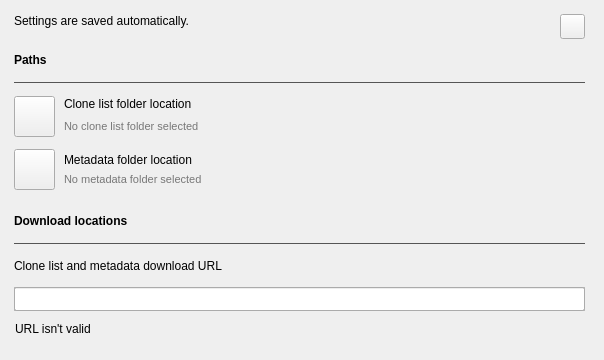
unexpectedpanda/retool, file qt_source/retool-settings.ui: the form before one commit.
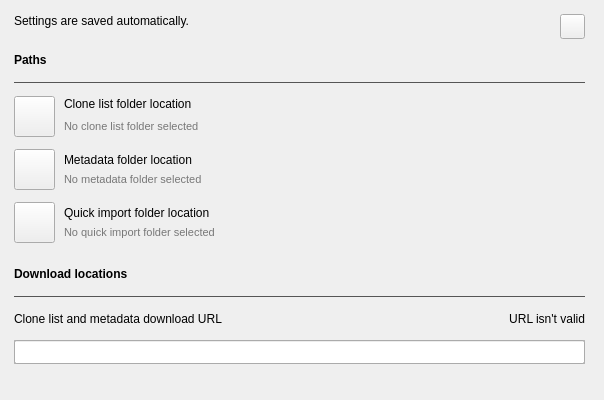
The form after the commit. Icons and pictures are not drawn. Custom widgets are drawn as their Qt base class.

Patch:
```diff
--- a/qt_source/retool-settings.ui
+++ b/qt_source/retool-settings.ui
@@ -7,7 +7,7 @@
     <x>0</x>
     <y>0</y>
     <width>604</width>
-    <height>360</height>
+    <height>400</height>
    </rect>
   </property>
   <property name="sizePolicy">
@@ -19,13 +19,13 @@
   <property name="minimumSize">
    <size>
     <width>604</width>
-    <height>360</height>
+    <height>400</height>
    </size>
   </property>
   <property name="maximumSize">
    <size>
     <width>604</width>
-    <height>360</height>
+    <height>400</height>
    </size>
   </property>
   <property name="windowTitle">
@@ -43,7 +43,7 @@
      <x>-1</x>
      <y>-1</y>
      <width>601</width>
-     <height>361</height>
+     <height>471</height>
     </rect>
    </property>
    <layout class="QGridLayout" name="gridLayout">
@@ -66,271 +66,6 @@
      <number>12</number>
     </property>
     <item row="8" column="0">
-     <widget class="QLabel" name="labelCloneListMetadataDownloadURL">
-      <property name="maximumSize">
-       <size>
-        <width>16777215</width>
-        <height>18</height>
-       </size>
-      </property>
-      <property name="font">
-       <font>
-        <family>Segoe UI</family>
-        <bold>false</bold>
-       </font>
-      </property>
-      <property name="locale">
-       <locale language="English" country="UnitedStates"/>
-      </property>
-      <property name="text">
-       <string>Clone list and metadata download URL</string>
-      </property>
-     </widget>
-    </item>
-    <item row="3" column="0">
-     <widget class="QFrame" name="frameCloneListsLocation">
-      <property name="minimumSize">
-       <size>
-        <width>0</width>
-        <height>41</height>
-       </size>
-      </property>
-      <property name="maximumSize">
-       <size>
-        <width>16777215</width>
-        <height>41</height>
-       </size>
-      </property>
-      <property name="locale">
-       <locale language="English" country="UnitedStates"/>
-      </property>
-      <property name="frameShape">
-       <enum>QFrame::NoFrame</enum>
-      </property>
-      <property name="frameShadow">
-       <enum>QFrame::Plain</enum>
-      </property>
-      <property name="lineWidth">
-       <number>0</number>
-      </property>
-      <widget class="QPushButton" name="buttonChooseCloneListsLocation">
-       <property name="geometry">
-        <rect>
-         <x>0</x>
-         <y>0</y>
-         <width>41</width>
-         <height>41</height>
-        </rect>
-       </property>
-       <property name="font">
-        <font>
-         <family>Segoe UI</family>
-         <pointsize>10</pointsize>
-        </font>
-       </property>
-       <property name="toolTip">
-        <string>Choose where the clone list folder is located</string>
-       </property>
-       <property name="text">
-        <string/>
-       </property>
-       <property name="icon">
-        <iconset resource="resources.qrc">
-         <normaloff>:/retoolFiles/images/icons8-live-folder-80.png</normaloff>:/retoolFiles/images/icons8-live-folder-80.png</iconset>
-       </property>
-       <property name="iconSize">
-        <size>
-         <width>32</width>
-         <height>32</height>
-        </size>
-       </property>
-       <property name="autoDefault">
-        <bool>false</bool>
-       </property>
-      </widget>
-      <widget class="QLabel" name="labelSelectCloneListsLocation">
-       <property name="geometry">
-        <rect>
-         <x>50</x>
-         <y>0</y>
-         <width>531</width>
-         <height>16</height>
-        </rect>
-       </property>
-       <property name="font">
-        <font>
-         <family>Segoe UI</family>
-         <bold>false</bold>
-        </font>
-       </property>
-       <property name="text">
-        <string>Clone list folder location</string>
-       </property>
-      </widget>
-      <widget class="ElisionLabel" name="labelCloneListsLocation">
-       <property name="geometry">
-        <rect>
-         <x>50</x>
-         <y>20</y>
-         <width>531</width>
-         <height>20</height>
-        </rect>
-       </property>
-       <property name="palette">
-        <palette>
-         <active>
-          <colorrole role="WindowText">
-           <brush brushstyle="SolidPattern">
-            <color alpha="255">
-             <red>119</red>
-             <green>119</green>
-             <blue>119</blue>
-            </color>
-           </brush>
-          </colorrole>
-          <colorrole role="Text">
-           <brush brushstyle="SolidPattern">
-            <color alpha="255">
-             <red>0</red>
-             <green>0</green>
-             <blue>0</blue>
-            </color>
-           </brush>
-          </colorrole>
-         </active>
-         <inactive>
-          <colorrole role="WindowText">
-           <brush brushstyle="SolidPattern">
-            <color alpha="255">
-             <red>119</red>
-             <green>119</green>
-             <blue>119</blue>
-            </color>
-           </brush>
-          </colorrole>
-          <colorrole role="Text">
-           <brush brushstyle="SolidPattern">
-            <color alpha="255">
-             <red>0</red>
-             <green>0</green>
-             <blue>0</blue>
-            </color>
-           </brush>
-          </colorrole>
-         </inactive>
-         <disabled>
-          <colorrole role="WindowText">
-           <brush brushstyle="SolidPattern">
-            <color alpha="255">
-             <red>120</red>
-             <green>120</green>
-             <blue>120</blue>
-            </color>
-           </brush>
-          </colorrole>
-          <colorrole role="Text">
-           <brush brushstyle="SolidPattern">
-            <color alpha="255">
-             <red>120</red>
-             <green>120</green>
-             <blue>120</blue>
-            </color>
-           </brush>
-          </colorrole>
-         </disabled>
-        </palette>
-       </property>
-       <property name="font">
-        <font>
-         <family>Segoe UI</family>
-         <pointsize>8</pointsize>
-        </font>
-       </property>
-       <property name="text">
-        <string>No clone list folder selected</string>
-       </property>
-      </widget>
-     </widget>
-    </item>
-    <item row="1" column="0">
-     <widget class="QLabel" name="labelPaths">
-      <property name="minimumSize">
-       <size>
-        <width>0</width>
-        <height>18</height>
-       </size>
-      </property>
-      <property name="maximumSize">
-       <size>
-        <width>16777215</width>
-        <height>18</height>
-       </size>
-      </property>
-      <property name="font">
-       <font>
-        <family>Segoe UI</family>
-        <bold>true</bold>
-       </font>
-      </property>
-      <property name="locale">
-       <locale language="English" country="UnitedStates"/>
-      </property>
-      <property name="text">
-       <string>Paths</string>
-      </property>
-      <property name="textInteractionFlags">
-       <set>Qt::NoTextInteraction</set>
-      </property>
-     </widget>
-    </item>
-    <item row="6" column="0">
-     <widget class="QLabel" name="labelDownloadLocations">
-      <property name="minimumSize">
-       <size>
-        <width>0</width>
-        <height>18</height>
-       </size>
-      </property>
-      <property name="maximumSize">
-       <size>
-        <width>16777215</width>
-        <height>18</height>
-       </size>
-      </property>
-      <property name="font">
-       <font>
-        <family>Segoe UI</family>
-        <bold>true</bold>
-       </font>
-      </property>
-      <property name="locale">
-       <locale language="English" country="UnitedStates"/>
-      </property>
-      <property name="text">
-       <string>Download locations</string>
-      </property>
-      <property name="textInteractionFlags">
-       <set>Qt::NoTextInteraction</set>
-      </property>
-     </widget>
-    </item>
-    <item row="5" column="0">
-     <spacer name="verticalSpacer">
-      <property name="orientation">
-       <enum>Qt::Vertical</enum>
-      </property>
-      <property name="sizeType">
-       <enum>QSizePolicy::Fixed</enum>
-      </property>
-      <property name="sizeHint" stdset="0">
-       <size>
-        <width>20</width>
-        <height>10</height>
-       </size>
-      </property>
-     </spacer>
-    </item>
-    <item row="7" column="0">
      <widget class="Line" name="lineDownloadLocations">
       <property name="palette">
        <palette>
@@ -544,6 +279,617 @@
       </widget>
      </widget>
     </item>
+    <item row="10" column="0">
+     <layout class="QHBoxLayout" name="horizontalLayout">
+      <property name="spacing">
+       <number>0</number>
+      </property>
+      <property name="sizeConstraint">
+       <enum>QLayout::SetDefaultConstraint</enum>
+      </property>
+      <item>
+       <widget class="QLabel" name="labelCloneListMetadataDownloadURL">
+        <property name="minimumSize">
+         <size>
+          <width>0</width>
+          <height>18</height>
+         </size>
+        </property>
+        <property name="maximumSize">
+         <size>
+          <width>16777215</width>
+          <height>18</height>
+         </size>
+        </property>
+        <property name="font">
+         <font>
+          <family>Segoe UI</family>
+          <bold>false</bold>
+         </font>
+        </property>
+        <property name="locale">
+         <locale language="English" country="UnitedStates"/>
+        </property>
+        <property name="text">
+         <string>Clone list and metadata download URL</string>
+        </property>
+       </widget>
+      </item>
+      <item>
+       <widget class="QLabel" name="labelURLError">
+        <property name="minimumSize">
+         <size>
+          <width>0</width>
+          <height>18</height>
+         </size>
+        </property>
+        <property name="maximumSize">
+         <size>
+          <width>16777215</width>
+          <height>18</height>
+         </size>
+        </property>
+        <property name="palette">
+         <palette>
+          <active>
+           <colorrole role="WindowText">
+            <brush brushstyle="SolidPattern">
+             <color alpha="255">
+              <red>255</red>
+              <green>0</green>
+              <blue>0</blue>
+             </color>
+            </brush>
+           </colorrole>
+          </active>
+          <inactive>
+           <colorrole role="WindowText">
+            <brush brushstyle="SolidPattern">
+             <color alpha="255">
+              <red>0</red>
+              <green>0</green>
+              <blue>0</blue>
+             </color>
+            </brush>
+           </colorrole>
+          </inactive>
+          <disabled>
+           <colorrole role="WindowText">
+            <brush brushstyle="SolidPattern">
+             <color alpha="255">
+              <red>120</red>
+              <green>120</green>
+              <blue>120</blue>
+             </color>
+            </brush>
+           </colorrole>
+          </disabled>
+         </palette>
+        </property>
+        <property name="locale">
+         <locale language="English" country="UnitedStates"/>
+        </property>
+        <property name="text">
+         <string>URL isn't valid</string>
+        </property>
+        <property name="alignment">
+         <set>Qt::AlignRight|Qt::AlignTrailing|Qt::AlignVCenter</set>
+        </property>
+       </widget>
+      </item>
+     </layout>
+    </item>
+    <item row="2" column="0">
+     <widget class="Line" name="linePaths">
+      <property name="palette">
+       <palette>
+        <active>
+         <colorrole role="WindowText">
+          <brush brushstyle="SolidPattern">
+           <color alpha="255">
+            <red>85</red>
+            <green>85</green>
+            <blue>85</blue>
+           </color>
+          </brush>
+         </colorrole>
+        </active>
+        <inactive>
+         <colorrole role="WindowText">
+          <brush brushstyle="SolidPattern">
+           <color alpha="255">
+            <red>85</red>
+            <green>85</green>
+            <blue>85</blue>
+           </color>
+          </brush>
+         </colorrole>
+        </inactive>
+        <disabled>
+         <colorrole role="WindowText">
+          <brush brushstyle="SolidPattern">
+           <color alpha="255">
+            <red>120</red>
+            <green>120</green>
+            <blue>120</blue>
+           </color>
+          </brush>
+         </colorrole>
+        </disabled>
+       </palette>
+      </property>
+      <property name="locale">
+       <locale language="English" country="UnitedStates"/>
+      </property>
+      <property name="frameShadow">
+       <enum>QFrame::Plain</enum>
+      </property>
+      <property name="orientation">
+       <enum>Qt::Horizontal</enum>
+      </property>
+     </widget>
+    </item>
+    <item row="6" column="0">
+     <spacer name="verticalSpacer">
+      <property name="orientation">
+       <enum>Qt::Vertical</enum>
+      </property>
+      <property name="sizeType">
+       <enum>QSizePolicy::Fixed</enum>
+      </property>
+      <property name="sizeHint" stdset="0">
+       <size>
+        <width>20</width>
+        <height>10</height>
+       </size>
+      </property>
+     </spacer>
+    </item>
+    <item row="7" column="0">
+     <widget class="QLabel" name="labelDownloadLocations">
+      <property name="minimumSize">
+       <size>
+        <width>0</width>
+        <height>18</height>
+       </size>
+      </property>
+      <property name="maximumSize">
+       <size>
+        <width>16777215</width>
+        <height>18</height>
+       </size>
+      </property>
+      <property name="font">
+       <font>
+        <family>Segoe UI</family>
+        <bold>true</bold>
+       </font>
+      </property>
+      <property name="locale">
+       <locale language="English" country="UnitedStates"/>
+      </property>
+      <property name="text">
+       <string>Download locations</string>
+      </property>
+      <property name="textInteractionFlags">
+       <set>Qt::NoTextInteraction</set>
+      </property>
+     </widget>
+    </item>
+    <item row="5" column="0">
+     <widget class="QFrame" name="frameQuickImportLocation">
+      <property name="minimumSize">
+       <size>
+        <width>0</width>
+        <height>41</height>
+       </size>
+      </property>
+      <property name="maximumSize">
+       <size>
+        <width>16777215</width>
+        <height>41</height>
+       </size>
+      </property>
+      <property name="locale">
+       <locale language="English" country="UnitedStates"/>
+      </property>
+      <property name="frameShape">
+       <enum>QFrame::NoFrame</enum>
+      </property>
+      <property name="frameShadow">
+       <enum>QFrame::Plain</enum>
+      </property>
+      <property name="lineWidth">
+       <number>0</number>
+      </property>
+      <widget class="QPushButton" name="buttonChooseQuickImportLocation">
+       <property name="geometry">
+        <rect>
+         <x>0</x>
+         <y>0</y>
+         <width>41</width>
+         <height>41</height>
+        </rect>
+       </property>
+       <property name="font">
+        <font>
+         <family>Segoe UI</family>
+         <pointsize>10</pointsize>
+        </font>
+       </property>
+       <property name="toolTip">
+        <string>Choose where to recursively import DAT files from when the quick import button is pressed</string>
+       </property>
+       <property name="text">
+        <string/>
+       </property>
+       <property name="icon">
+        <iconset resource="resources.qrc">
+         <normaloff>:/retoolFiles/images/icons8-live-folder-80.png</normaloff>:/retoolFiles/images/icons8-live-folder-80.png</iconset>
+       </property>
+       <property name="iconSize">
+        <size>
+         <width>32</width>
+         <height>32</height>
+        </size>
+       </property>
+       <property name="autoDefault">
+        <bool>false</bool>
+       </property>
+      </widget>
+      <widget class="QLabel" name="labelSelectQuickImportLocation">
+       <property name="geometry">
+        <rect>
+         <x>50</x>
+         <y>0</y>
+         <width>531</width>
+         <height>22</height>
+        </rect>
+       </property>
+       <property name="font">
+        <font>
+         <family>Segoe UI</family>
+         <bold>false</bold>
+        </font>
+       </property>
+       <property name="locale">
+        <locale language="English" country="UnitedStates"/>
+       </property>
+       <property name="text">
+        <string>Quick import folder location</string>
+       </property>
+      </widget>
+      <widget class="ElisionLabel" name="labelQuickImportLocation">
+       <property name="geometry">
+        <rect>
+         <x>50</x>
+         <y>20</y>
+         <width>531</width>
+         <height>20</height>
+        </rect>
+       </property>
+       <property name="palette">
+        <palette>
+         <active>
+          <colorrole role="WindowText">
+           <brush brushstyle="SolidPattern">
+            <color alpha="255">
+             <red>119</red>
+             <green>119</green>
+             <blue>119</blue>
+            </color>
+           </brush>
+          </colorrole>
+          <colorrole role="Text">
+           <brush brushstyle="SolidPattern">
+            <color alpha="255">
+             <red>0</red>
+             <green>0</green>
+             <blue>0</blue>
+            </color>
+           </brush>
+          </colorrole>
+         </active>
+         <inactive>
+          <colorrole role="WindowText">
+           <brush brushstyle="SolidPattern">
+            <color alpha="255">
+             <red>119</red>
+             <green>119</green>
+             <blue>119</blue>
+            </color>
+           </brush>
+          </colorrole>
+          <colorrole role="Text">
+           <brush brushstyle="SolidPattern">
+            <color alpha="255">
+             <red>0</red>
+             <green>0</green>
+             <blue>0</blue>
+            </color>
+           </brush>
+          </colorrole>
+         </inactive>
+         <disabled>
+          <colorrole role="WindowText">
+           <brush brushstyle="SolidPattern">
+            <color alpha="255">
+             <red>120</red>
+             <green>120</green>
+             <blue>120</blue>
+            </color>
+           </brush>
+          </colorrole>
+          <colorrole role="Text">
+           <brush brushstyle="SolidPattern">
+            <color alpha="255">
+             <red>120</red>
+             <green>120</green>
+             <blue>120</blue>
+            </color>
+           </brush>
+          </colorrole>
+         </disabled>
+        </palette>
+       </property>
+       <property name="font">
+        <font>
+         <family>Segoe UI</family>
+         <pointsize>8</pointsize>
+        </font>
+       </property>
+       <property name="locale">
+        <locale language="English" country="UnitedStates"/>
+       </property>
+       <property name="text">
+        <string>No quick import folder selected</string>
+       </property>
+      </widget>
+     </widget>
+    </item>
+    <item row="3" column="0">
+     <widget class="QFrame" name="frameCloneListsLocation">
+      <property name="minimumSize">
+       <size>
+        <width>0</width>
+        <height>41</height>
+       </size>
+      </property>
+      <property name="maximumSize">
+       <size>
+        <width>16777215</width>
+        <height>41</height>
+       </size>
+      </property>
+      <property name="locale">
+       <locale language="English" country="UnitedStates"/>
+      </property>
+      <property name="frameShape">
+       <enum>QFrame::NoFrame</enum>
+      </property>
+      <property name="frameShadow">
+       <enum>QFrame::Plain</enum>
+      </property>
+      <property name="lineWidth">
+       <number>0</number>
+      </property>
+      <widget class="QPushButton" name="buttonChooseCloneListsLocation">
+       <property name="geometry">
+        <rect>
+         <x>0</x>
+         <y>0</y>
+         <width>41</width>
+         <height>41</height>
+        </rect>
+       </property>
+       <property name="font">
+        <font>
+         <family>Segoe UI</family>
+         <pointsize>10</pointsize>
+        </font>
+       </property>
+       <property name="toolTip">
+        <string>Choose where the clone list folder is located</string>
+       </property>
+       <property name="text">
+        <string/>
+       </property>
+       <property name="icon">
+        <iconset resource="resources.qrc">
+         <normaloff>:/retoolFiles/images/icons8-live-folder-80.png</normaloff>:/retoolFiles/images/icons8-live-folder-80.png</iconset>
+       </property>
+       <property name="iconSize">
+        <size>
+         <width>32</width>
+         <height>32</height>
+        </size>
+       </property>
+       <property name="autoDefault">
+        <bool>false</bool>
+       </property>
+      </widget>
+      <widget class="QLabel" name="labelSelectCloneListsLocation">
+       <property name="geometry">
+        <rect>
+         <x>50</x>
+         <y>0</y>
+         <width>531</width>
+         <height>16</height>
+        </rect>
+       </property>
+       <property name="font">
+        <font>
+         <family>Segoe UI</family>
+         <bold>false</bold>
+        </font>
+       </property>
+       <property name="text">
+        <string>Clone list folder location</string>
+       </property>
+      </widget>
+      <widget class="ElisionLabel" name="labelCloneListsLocation">
+       <property name="geometry">
+        <rect>
+         <x>50</x>
+         <y>20</y>
+         <width>531</width>
+         <height>20</height>
+        </rect>
+       </property>
+       <property name="palette">
+        <palette>
+         <active>
+          <colorrole role="WindowText">
+           <brush brushstyle="SolidPattern">
+            <color alpha="255">
+             <red>119</red>
+             <green>119</green>
+             <blue>119</blue>
+            </color>
+           </brush>
+          </colorrole>
+          <colorrole role="Text">
+           <brush brushstyle="SolidPattern">
+            <color alpha="255">
+             <red>0</red>
+             <green>0</green>
+             <blue>0</blue>
+            </color>
+           </brush>
+          </colorrole>
+         </active>
+         <inactive>
+          <colorrole role="WindowText">
+           <brush brushstyle="SolidPattern">
+            <color alpha="255">
+             <red>119</red>
+             <green>119</green>
+             <blue>119</blue>
+            </color>
+           </brush>
+          </colorrole>
+          <colorrole role="Text">
+           <brush brushstyle="SolidPattern">
+            <color alpha="255">
+             <red>0</red>
+             <green>0</green>
+             <blue>0</blue>
+            </color>
+           </brush>
+          </colorrole>
+         </inactive>
+         <disabled>
+          <colorrole role="WindowText">
+           <brush brushstyle="SolidPattern">
+            <color alpha="255">
+             <red>120</red>
+             <green>120</green>
+             <blue>120</blue>
+            </color>
+           </brush>
+          </colorrole>
+          <colorrole role="Text">
+           <brush brushstyle="SolidPattern">
+            <color alpha="255">
+             <red>120</red>
+             <green>120</green>
+             <blue>120</blue>
+            </color>
+           </brush>
+          </colorrole>
+         </disabled>
+        </palette>
+       </property>
+       <property name="font">
+        <font>
+         <family>Segoe UI</family>
+         <pointsize>8</pointsize>
+        </font>
+       </property>
+       <property name="text">
+        <string>No clone list folder selected</string>
+       </property>
+      </widget>
+     </widget>
+    </item>
+    <item row="12" column="0">
+     <widget class="QFrame" name="frameCloneListMetadataDownloadLocation">
+      <property name="minimumSize">
+       <size>
+        <width>0</width>
+        <height>24</height>
+       </size>
+      </property>
+      <property name="maximumSize">
+       <size>
+        <width>16777215</width>
+        <height>24</height>
+       </size>
+      </property>
+      <property name="locale">
+       <locale language="English" country="UnitedStates"/>
+      </property>
+      <property name="frameShape">
+       <enum>QFrame::StyledPanel</enum>
+      </property>
+      <property name="frameShadow">
+       <enum>QFrame::Raised</enum>
+      </property>
+      <widget class="CustomLineEdit" name="lineEditCloneListDownloadLocation">
+       <property name="geometry">
+        <rect>
+         <x>0</x>
+         <y>0</y>
+         <width>571</width>
+         <height>24</height>
+        </rect>
+       </property>
+       <property name="minimumSize">
+        <size>
+         <width>0</width>
+         <height>24</height>
+        </size>
+       </property>
+       <property name="maximumSize">
+        <size>
+         <width>16777215</width>
+         <height>24</height>
+        </size>
+       </property>
+      </widget>
+     </widget>
+    </item>
+    <item row="1" column="0">
+     <widget class="QLabel" name="labelPaths">
+      <property name="minimumSize">
+       <size>
+        <width>0</width>
+        <height>18</height>
+       </size>
+      </property>
+      <property name="maximumSize">
+       <size>
+        <width>16777215</width>
+        <height>18</height>
+       </size>
+      </property>
+      <property name="font">
+       <font>
+        <family>Segoe UI</family>
+        <bold>true</bold>
+       </font>
+      </property>
+      <property name="locale">
+       <locale language="English" country="UnitedStates"/>
+      </property>
+      <property name="text">
+       <string>Paths</string>
+      </property>
+      <property name="textInteractionFlags">
+       <set>Qt::NoTextInteraction</set>
+      </property>
+     </widget>
+    </item>
     <item row="4" column="0">
      <widget class="QFrame" name="frameMetadataLocation">
       <property name="minimumSize">
@@ -715,120 +1061,8 @@
       </widget>
      </widget>
     </item>
-    <item row="9" column="0">
-     <widget class="QFrame" name="frameCloneListMetadataDownloadLocation">
-      <property name="minimumSize">
-       <size>
-        <width>0</width>
-        <height>24</height>
-       </size>
-      </property>
-      <property name="maximumSize">
-       <size>
-        <width>16777215</width>
-        <height>24</height>
-       </size>
-      </property>
-      <property name="locale">
-       <locale language="English" country="UnitedStates"/>
-      </property>
-      <property name="frameShape">
-       <enum>QFrame::StyledPanel</enum>
-      </property>
-      <property name="frameShadow">
-       <enum>QFrame::Raised</enum>
-      </property>
-      <widget class="CustomLineEdit" name="lineEditCloneListDownloadLocation">
-       <property name="geometry">
-        <rect>
-         <x>0</x>
-         <y>0</y>
-         <width>571</width>
-         <height>24</height>
-        </rect>
-       </property>
-       <property name="minimumSize">
-        <size>
-         <width>0</width>
-         <height>24</height>
-        </size>
-       </property>
-       <property name="maximumSize">
-        <size>
-         <width>16777215</width>
-         <height>24</height>
-        </size>
-       </property>
-      </widget>
-     </widget>
-    </item>
    </layout>
   </widget>
-  <widget class="QLabel" name="labelURLError">
-   <property name="geometry">
-    <rect>
-     <x>15</x>
-     <y>320</y>
-     <width>571</width>
-     <height>18</height>
-    </rect>
-   </property>
-   <property name="minimumSize">
-    <size>
-     <width>0</width>
-     <height>18</height>
-    </size>
-   </property>
-   <property name="maximumSize">
-    <size>
-     <width>16777215</width>
-     <height>18</height>
-    </size>
-   </property>
-   <property name="palette">
-    <palette>
-     <active>
-      <colorrole role="WindowText">
-       <brush brushstyle="SolidPattern">
-        <color alpha="255">
-         <red>255</red>
-         <green>0</green>
-         <blue>0</blue>
-        </color>
-       </brush>
-      </colorrole>
-     </active>
-     <inactive>
-      <colorrole role="WindowText">
-       <brush brushstyle="SolidPattern">
-        <color alpha="255">
-         <red>0</red>
-         <green>0</green>
-         <blue>0</blue>
-        </color>
-       </brush>
-      </colorrole>
-     </inactive>
-     <disabled>
-      <colorrole role="WindowText">
-       <brush brushstyle="SolidPattern">
-        <color alpha="255">
-         <red>120</red>
-         <green>120</green>
-         <blue>120</blue>
-        </color>
-       </brush>
-      </colorrole>
-     </disabled>
-    </palette>
-   </property>
-   <property name="locale">
-    <locale language="English" country="UnitedStates"/>
-   </property>
-   <property name="text">
-    <string>URL isn't valid</string>
-   </property>
-  </widget>
  </widget>
  <customwidgets>
   <customwidget>
```
Left out of the diff: 50 changed lines with no effect on the pictures.
